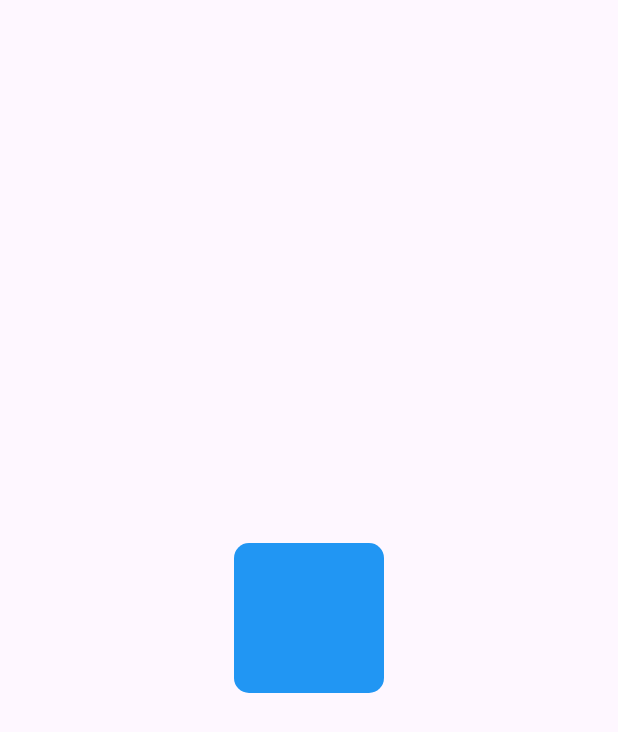
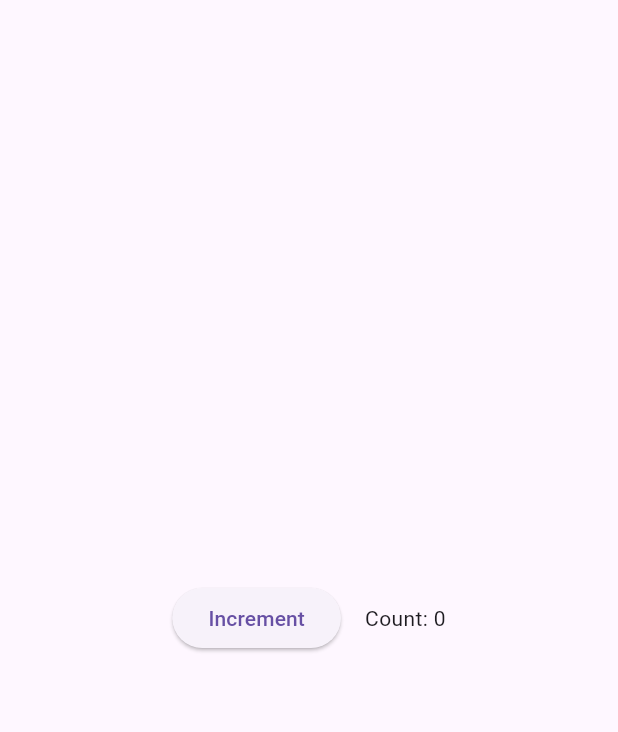
Before and after one commit to Davematteer/Yugiohhh_App, a Flutter app: the screen it shows after launch, on a phone screen of 412 x 824 dp. Shown: the top 732 px of the screen. Run offline on Flutter 3.47's test engine with Material 3 defaults, Android fonts, the phone set to English and light mode, and no system bars.

Commit message:
still playing around with frontend

```diff
--- a/front_end/lib/main.dart
+++ b/front_end/lib/main.dart
@@ -4,29 +4,44 @@ void main(){
   runApp(
     const MaterialApp(
       home: Scaffold(
-        body: MyApp()
+        body: Center(
+          child: Counter()
+        )
       )
     )
   );
 }
 
 
-class MyApp extends StatelessWidget {
-  const MyApp({super.key});
+class Counter extends StatefulWidget{
+  const Counter({super.key});
 
   @override
-  Widget build(BuildContext context) {
-    return GestureDetector(
-      onTap: ()=>print('yo'),
-      child: Center(
-        child: Container(
-          width: 100,
-          height: 100,
-          decoration: BoxDecoration(color: Colors.blue,
-                                  borderRadius: BorderRadius.circular(10)),
-        ),
-      )
+  State<Counter> createState() => _counterState();
 
+}
+
+class _counterState extends State<Counter>{
+
+  int _count = 0;
+
+  void _increment(){
+    setState(() {
+      _count++;
+    });
+  }
+
+  @override
+  Widget build(BuildContext context){
+    return Row(
+      mainAxisAlignment: MainAxisAlignment.center,
+      children: [
+        ElevatedButton(
+          onPressed: _increment,
+          child: const Text('Increment')),
+          const SizedBox(width: 16,),
+          Text('Count: $_count')
+      ],
     );
   }
 }
```
